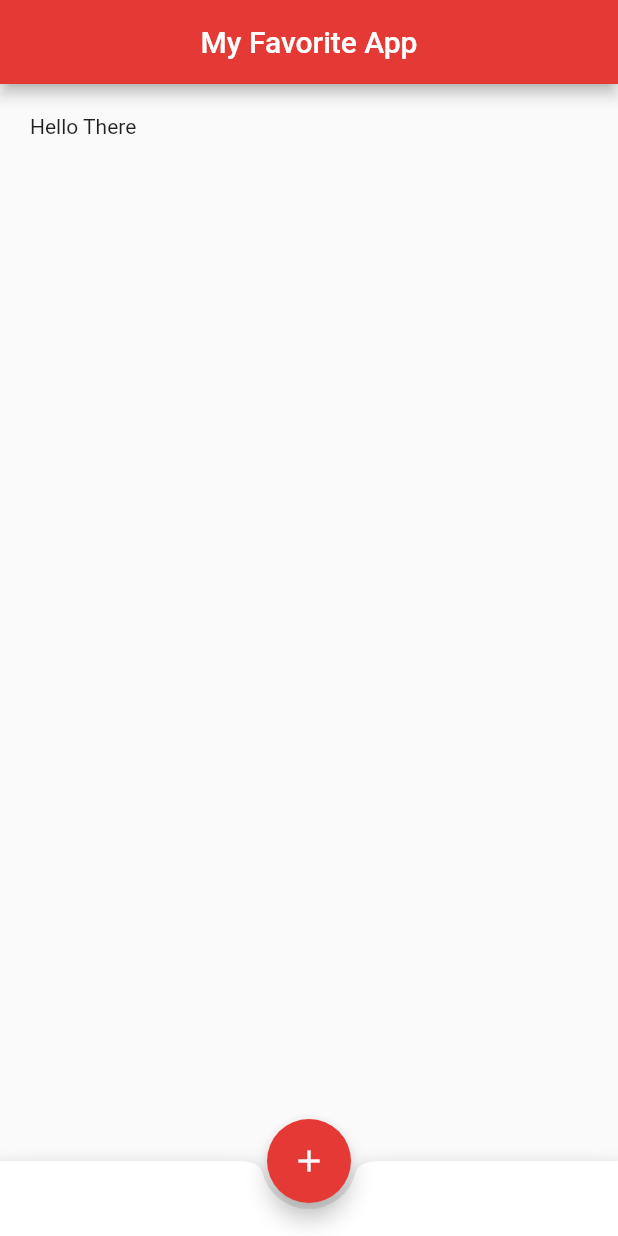
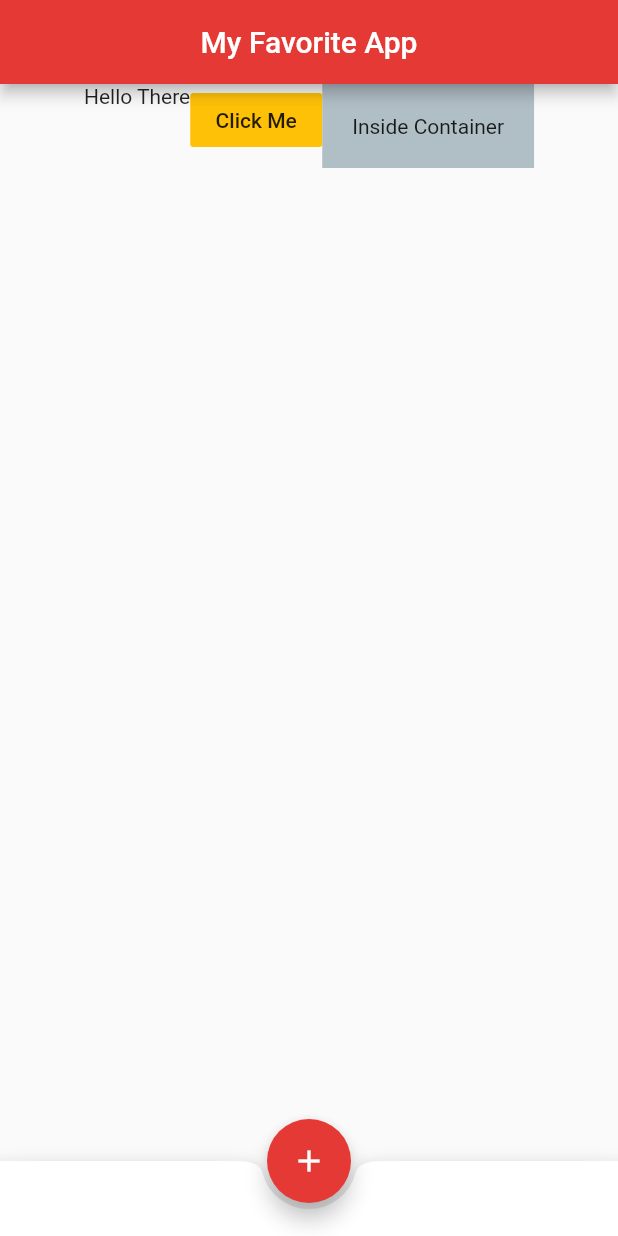
Before and after one commit to marville001/learn-flutter, a Flutter app: the screen it shows after launch, on a phone screen of 412 x 824 dp. Run offline on Flutter 3.47's test engine with Material 2 defaults, Android fonts, the phone set to English and light mode, and no system bars.

Commit message:
Using rows in flutter

```diff
--- a/lib/main.dart
+++ b/lib/main.dart
@@ -16,9 +16,22 @@ class Home extends StatelessWidget {
         centerTitle: true,
         backgroundColor: Colors.red[600],
       ),
-      body: Padding(
-        padding:EdgeInsets.all(20.0),
-        child: Text("Hello There"),
+      body: Row(
+        mainAxisAlignment: MainAxisAlignment.center,
+        crossAxisAlignment: CrossAxisAlignment.start,
+        children: [
+          Text("Hello There"),
+          FlatButton(
+              onPressed: (){},
+              child: Text("Click Me"),
+            color: Colors.amber,
+          ),
+          Container(
+            padding: EdgeInsets.all(20.0),
+            color: Colors.blueGrey[200],
+            child: Text("Inside Container"),
+          )
+        ],
       ),
       bottomNavigationBar: BottomAppBar(
         shape: const CircularNotchedRectangle(),
```
